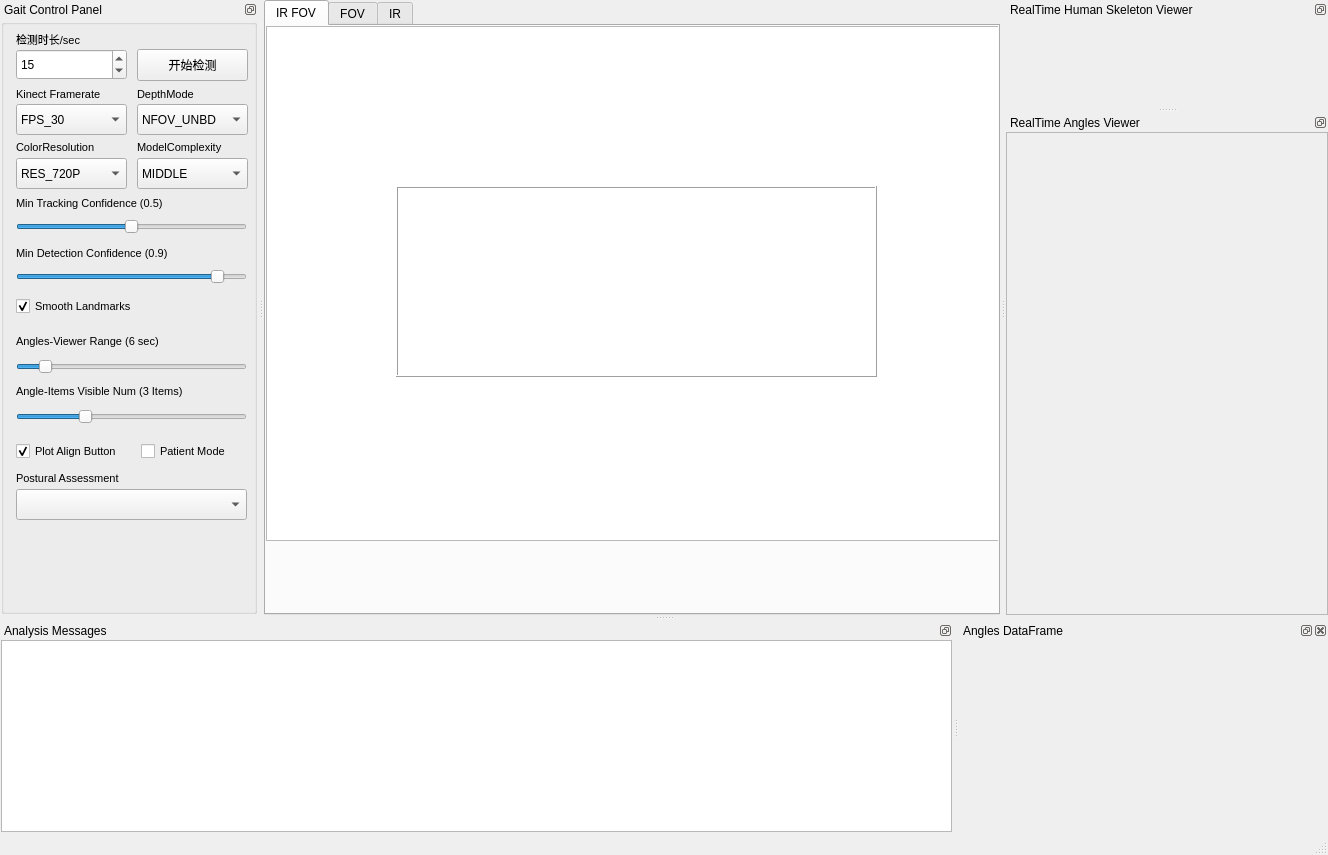
Above: MainWindow.ui from spianmo/GaitStudio before the change. Below: the same form after it.
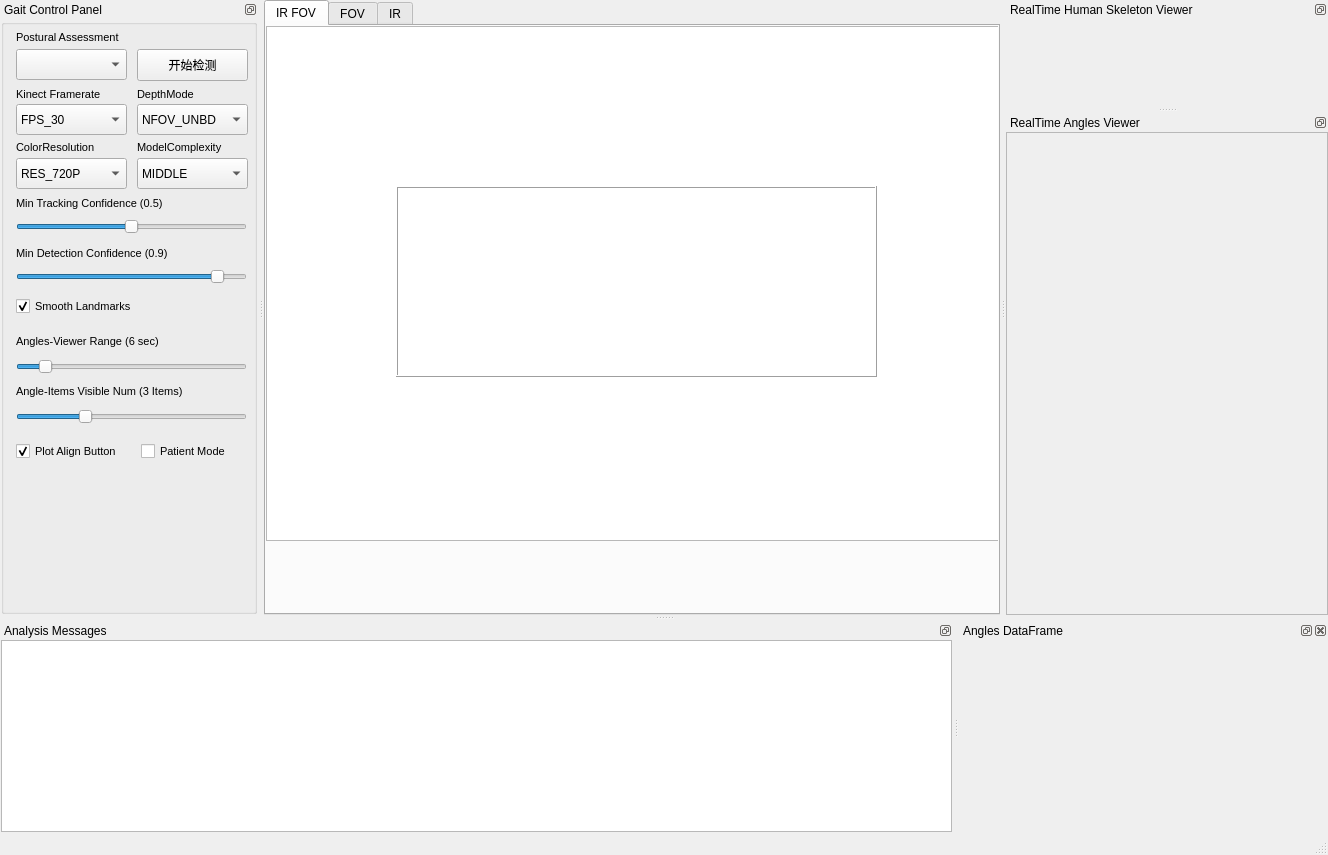
That is the form after the change. Custom widgets are drawn as their Qt base class.

Commit message: feat: 初步将DSL检测体系介入到步态检测中，定义venv虚拟变量环境作为DSL的运行时Runtime

Diff of the .ui file:
```diff
--- a/MainWindow.ui
+++ b/MainWindow.ui
@@ -246,38 +246,6 @@
          <string>开始检测</string>
         </property>
        </widget>
-       <widget class="QSpinBox" name="sbTime">
-        <property name="geometry">
-         <rect>
-          <x>15</x>
-          <y>30</y>
-          <width>111</width>
-          <height>31</height>
-         </rect>
-        </property>
-        <property name="value">
-         <number>15</number>
-        </property>
-       </widget>
-       <widget class="QLabel" name="label">
-        <property name="geometry">
-         <rect>
-          <x>15</x>
-          <y>12</y>
-          <width>81</width>
-          <height>16</height>
-         </rect>
-        </property>
-        <property name="font">
-         <font>
-          <family>Arial</family>
-          <pointsize>8</pointsize>
-         </font>
-        </property>
-        <property name="text">
-         <string>检测时长/sec</string>
-        </property>
-       </widget>
        <widget class="QComboBox" name="cbFPS">
         <property name="geometry">
          <rect>
@@ -750,7 +718,7 @@
         <property name="geometry">
          <rect>
           <x>15</x>
-          <y>451</y>
+          <y>10</y>
           <width>201</width>
           <height>16</height>
          </rect>
@@ -772,8 +740,8 @@
         <property name="geometry">
          <rect>
           <x>15</x>
-          <y>470</y>
-          <width>231</width>
+          <y>30</y>
+          <width>111</width>
           <height>31</height>
          </rect>
         </property>
```
The commit also changes 6 other files.
